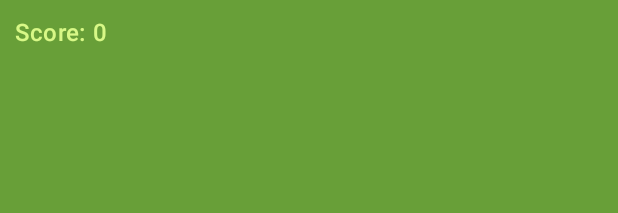
After one commit to Keilet/Whac-A-Mole, an Android app: the layout fragment_game.xml on its own in the app's theme, with its tools: preview values and no code run, on a phone screen of 412 x 824 dp. The commit adds this screen. Shown: the top 213 px of the screen. Run offline under Robolectric (Android 15) with nearby library versions, the phone set to English and light mode, and no system bars.

Commit message:
Move to GameFragment

```diff
--- /dev/null
+++ b/app/src/main/java/com/whac_a_mole/game/GameFragment.kt
@@ -0,0 +1,18 @@
+package com.whac_a_mole.game
+
+import android.os.Bundle
+import com.whac_a_mole._base.ViewBindingFragment
+import com.whac_a_mole.databinding.FragmentGameBinding
+
+class GameFragment : ViewBindingFragment<FragmentGameBinding>(
+    FragmentGameBinding::inflate
+) {
+
+    override fun onViewBindingCreated(
+        viewBinding: FragmentGameBinding,
+        savedInstanceState: Bundle?
+    ) {
+        super.onViewBindingCreated(viewBinding, savedInstanceState)
+
+    }
+}
--- /dev/null
+++ b/app/src/main/java/com/whac_a_mole/game/GameViewModel.java
@@ -0,0 +1,4 @@
+package com.whac_a_mole.game;
+
+public class GameViewModel {
+}
--- a/app/src/main/java/com/whac_a_mole/menu/MenuFragment.kt
+++ b/app/src/main/java/com/whac_a_mole/menu/MenuFragment.kt
@@ -1,8 +1,10 @@
 package com.whac_a_mole.menu
 
 import android.os.Bundle
+import com.whac_a_mole.R
 import com.whac_a_mole._base.ViewBindingFragment
 import com.whac_a_mole.databinding.FragmentMenuBinding
+import com.whac_a_mole.game.GameFragment
 
 class MenuFragment : ViewBindingFragment<FragmentMenuBinding>(
     FragmentMenuBinding::inflate
@@ -13,5 +15,9 @@ class MenuFragment : ViewBindingFragment<FragmentMenuBinding>(
     ) {
         super.onViewBindingCreated(viewBinding, savedInstanceState)
 
+        viewBinding.startButton.setOnClickListener {
+            parentFragmentManager.beginTransaction().replace(R.id.container, GameFragment())
+                .addToBackStack("one").commit()
+        }
     }
 }
--- /dev/null
+++ b/app/src/main/res/layout/fragment_game.xml
@@ -0,0 +1,48 @@
+<?xml version="1.0" encoding="utf-8"?>
+<LinearLayout xmlns:android="http://schemas.android.com/apk/res/android"
+    android:layout_width="match_parent"
+    android:layout_height="match_parent"
+    android:orientation="vertical"
+    android:background="@color/green_200"
+    android:id="@+id/game_fragment"
+    android:weightSum="20"
+    >
+    <LinearLayout
+        android:layout_width="match_parent"
+        android:layout_height="wrap_content"
+        android:orientation="horizontal"
+        android:layout_margin="10dp"
+        >
+        <TextView
+            android:layout_width="wrap_content"
+            android:layout_height="wrap_content"
+            android:text="@string/score"
+            android:textAppearance="@style/TextAppearance.Material3.TitleMedium"
+            android:textColor="@color/yellow"/>
+        <TextView
+            android:id="@+id/score"
+            android:layout_width="wrap_content"
+            android:layout_height="wrap_content"
+            android:layout_marginLeft="5dp"
+            android:text="0"
+            android:textAppearance="@style/TextAppearance.Material3.TitleMedium"
+            android:textColor="@color/yellow"/>
+    </LinearLayout>
+    <TextView
+        android:layout_width="match_parent"
+        android:layout_height="wrap_content"
+        android:id="@+id/timer"
+        android:gravity="center"
+        android:textAppearance="@style/TextAppearance.Material3.HeadlineLarge"
+        android:textColor="@color/yellow"
+        android:layout_weight="7"/>
+    <TableLayout
+        android:id="@+id/tableLayout"
+        android:layout_width="match_parent"
+        android:layout_height="wrap_content"
+        android:layout_marginHorizontal="20dp"
+        android:stretchColumns="1"
+        android:layout_weight="13">
+
+    </TableLayout>
+</LinearLayout>
--- a/app/src/main/res/values/strings.xml
+++ b/app/src/main/res/values/strings.xml
@@ -3,4 +3,5 @@
     <string name="game_description">Whack more moles in 30 seconds</string>
     <string name="start">Start</string>
     <string name="best_score">Best score:</string>
+    <string name="score">Score:</string>
 </resources>
```
